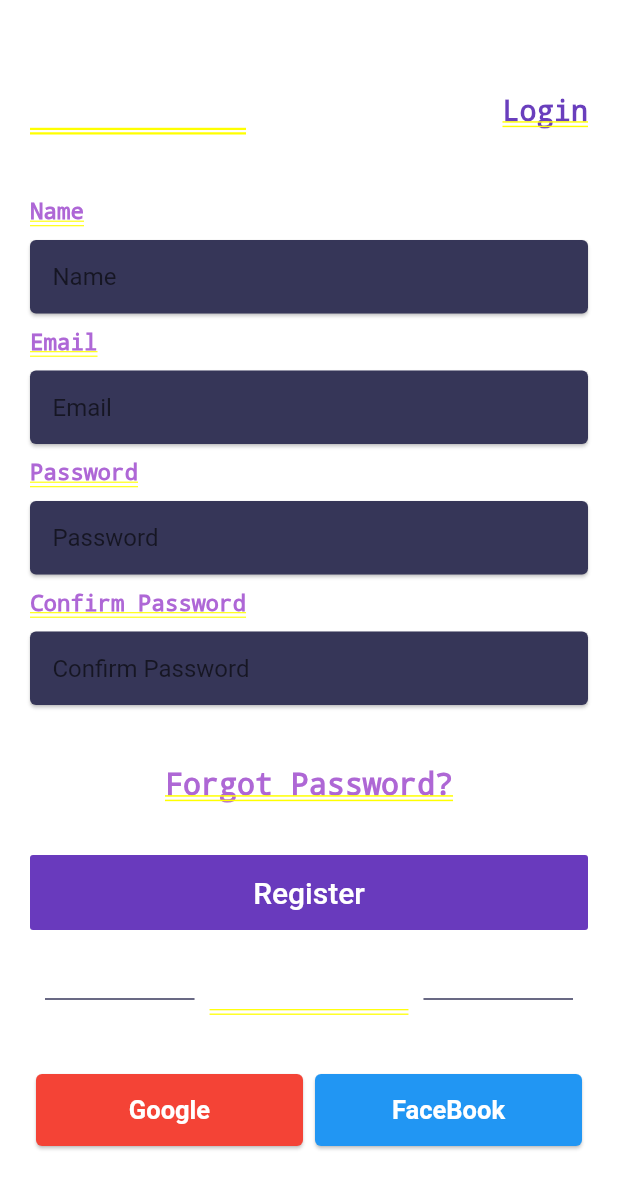
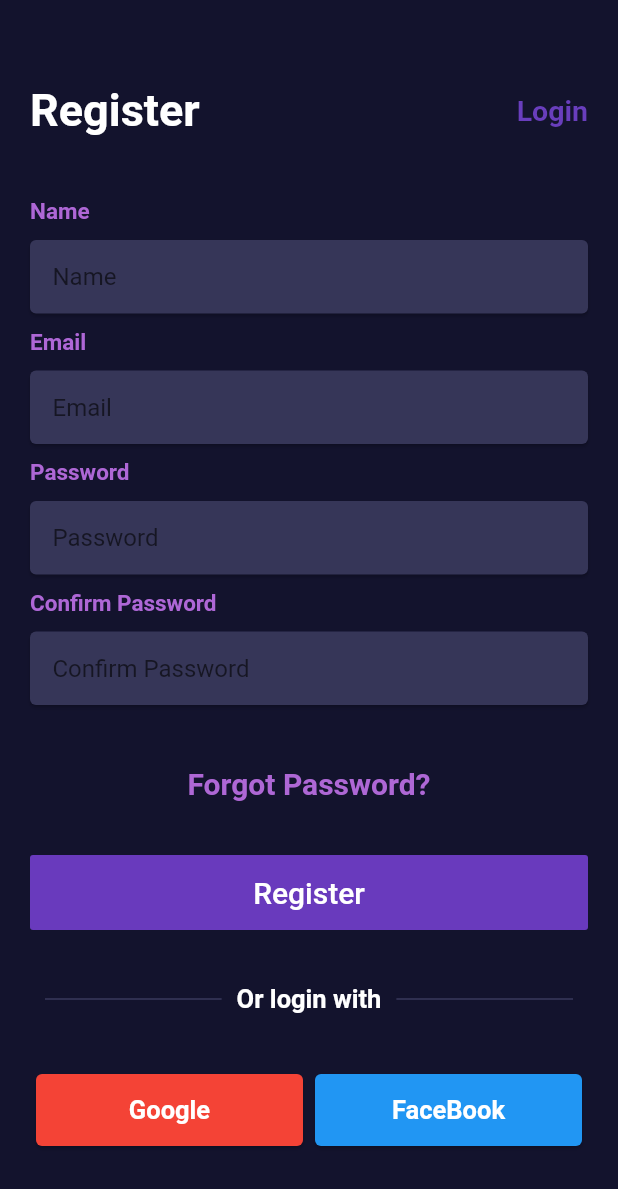
Before and after one commit to jyothir10/bus_locator, a Flutter app: the RegisterScreen screen opened by its route, on a phone screen of 412 x 824 dp. Shown: the top 1189 px of the screen. Run offline on Flutter 3.47's test engine with Material 2 defaults, Android fonts, the phone set to English and light mode, and no system bars; our stand-ins replace cloud_firestore, equatable, firebase_auth, flutter_bloc, font_awesome_flutter, google_maps_flutter and 3 more; missing offline and left inert: flutter_facebook_login; accounts and stored records are empty; project files that could hold a hidden picture were left out.

```diff
--- a/lib/Authentication/ui/Register_screen.dart
+++ b/lib/Authentication/ui/Register_screen.dart
@@ -44,7 +44,7 @@ class _RegisterScreenState extends State<RegisterScreen> {
   }
 
   void showInSnackBar(String value) {
-    SnackBar(
+    Scaffold.of(context).showSnackBar(SnackBar(
       content: new Text(
         value,
         textAlign: TextAlign.center,
@@ -55,12 +55,14 @@ class _RegisterScreenState extends State<RegisterScreen> {
       ),
       backgroundColor: Colors.blue,
       duration: Duration(seconds: 3),
-    );
+    ));
   }
 
   @override
   Widget build(BuildContext context) {
-    return SafeArea(
+    return Scaffold(
+      backgroundColor: Color(0xff13132d),
+      body: SafeArea(
         child: Padding(
           padding: const EdgeInsets.all(20.0),
           child: Column(
@@ -174,8 +176,8 @@ class _RegisterScreenState extends State<RegisterScreen> {
                           child: FlatButton(
                             onPressed: () {
                               // Facebook Login
-                            _bloc.add(
-                                InjectService(FacebookAuthHandler(["email"])));
+                              _bloc.add(InjectService(
+                                  FacebookAuthHandler(["email"])));
                               _bloc.add(Login());
                             },
                             child: Text(
@@ -208,6 +210,7 @@ class _RegisterScreenState extends State<RegisterScreen> {
             ],
           ),
         ),
+      ),
     );
   }
 
--- a/lib/screens/Welcome Screen.dart
+++ b/lib/screens/Welcome Screen.dart
@@ -88,7 +88,7 @@ class _WelcomeScreenState extends State<WelcomeScreen> {
                         onPress: () {
                           //TODO: implement login
                           Navigator.pushReplacementNamed(
-                              context, TabBarClass.id);
+                              context, RegisterScreen.id);
                         },
                       ),
                     ),
```
Lines whose indentation alone changed are shown as unchanged.
